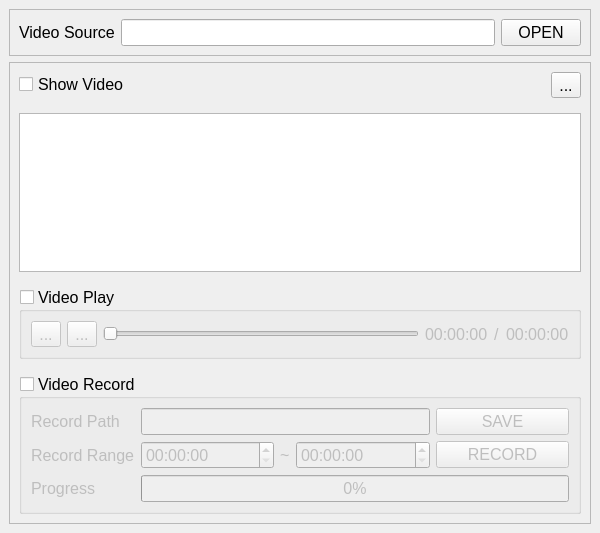
First picture: the form in mainwindow.ui, repository NSJ-student/OpenCvVideoCutter, before the edit.
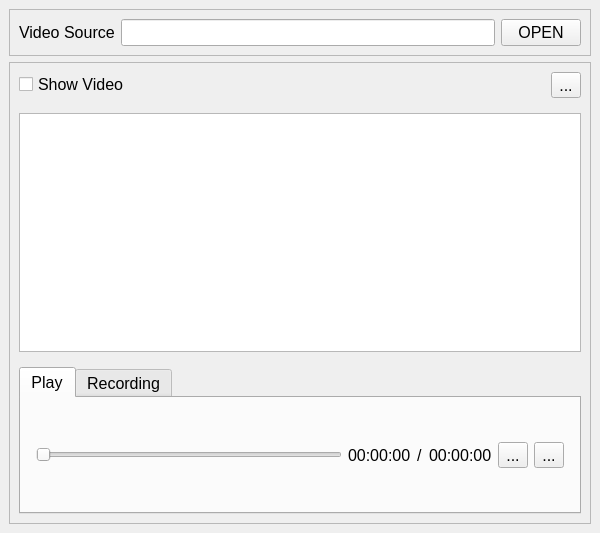
Second picture: the form after the edit. The open tabs and pages were chosen to show the change. Icons and pictures are not drawn.

Commit message: UI 구조 변경, video position 제어 기능 추가

Diff of the .ui file:
```diff
--- a/mainwindow.ui
+++ b/mainwindow.ui
@@ -107,59 +107,35 @@
         <widget class="QGraphicsView" name="graphicsView"/>
        </item>
        <item>
-        <widget class="QGroupBox" name="gbVideoPlay">
-         <property name="title">
-          <string>Video Play</string>
+        <widget class="QTabWidget" name="tabControl">
+         <property name="sizePolicy">
+          <sizepolicy hsizetype="Expanding" vsizetype="Fixed">
+           <horstretch>0</horstretch>
+           <verstretch>0</verstretch>
+          </sizepolicy>
          </property>
-         <property name="checkable">
-          <bool>true</bool>
+         <property name="currentIndex">
+          <number>1</number>
          </property>
-         <property name="checked">
-          <bool>false</bool>
-         </property>
-         <layout class="QGridLayout" name="gridLayout_2">
+         <widget class="QWidget" name="tab_play" native="true">
+          <attribute name="title">
+           <string>Play</string>
+          </attribute>
+          <layout class="QHBoxLayout" name="horizontalLayout_2">
           <property name="leftMargin">
-           <number>9</number>
+            <number>15</number>
           </property>
           <property name="rightMargin">
-           <number>9</number>
-          </property>
-          <item row="0" column="0">
-           <widget class="QToolButton" name="btnVideoPlay">
-            <property name="text">
-             <string>...</string>
-            </property>
-            <property name="icon">
-             <iconset resource="icon.qrc">
-              <normaloff>:/icon/play.png</normaloff>:/icon/play.png</iconset>
-            </property>
-            <property name="iconSize">
-             <size>
-              <width>32</width>
-              <height>32</height>
-             </size>
-            </property>
-           </widget>
-          </item>
-          <item row="0" column="1">
-           <widget class="QToolButton" name="btnVideoStop">
-            <property name="text">
-             <string>...</string>
-            </property>
-            <property name="icon">
-             <iconset resource="icon.qrc">
-              <normaloff>:/icon/stop.png</normaloff>:/icon/stop.png</iconset>
-            </property>
-            <property name="iconSize">
-             <size>
-              <width>32</width>
-              <height>32</height>
-             </size>
-            </property>
-           </widget>
-          </item>
-          <item row="0" column="2">
+            <number>15</number>
+           </property>
+           <item>
            <widget class="QSlider" name="sliderVideoInput">
+             <property name="sizePolicy">
+              <sizepolicy hsizetype="Expanding" vsizetype="Fixed">
+               <horstretch>0</horstretch>
+               <verstretch>0</verstretch>
+              </sizepolicy>
+             </property>
             <property name="tracking">
              <bool>false</bool>
             </property>
@@ -168,50 +144,76 @@
             </property>
            </widget>
           </item>
-          <item row="0" column="3">
+           <item>
            <widget class="QLabel" name="lblVideoTime">
             <property name="text">
              <string>00:00:00</string>
             </property>
            </widget>
           </item>
-          <item row="0" column="4">
+           <item>
            <widget class="QLabel" name="label">
             <property name="text">
              <string>/</string>
             </property>
            </widget>
           </item>
-          <item row="0" column="5">
+           <item>
            <widget class="QLabel" name="lblVideoTotal">
             <property name="text">
              <string>00:00:00</string>
             </property>
            </widget>
           </item>
-         </layout>
-        </widget>
-       </item>
-       <item>
-        <widget class="QGroupBox" name="gbVideoRecord">
-         <property name="title">
-          <string>Video Record</string>
-         </property>
-         <property name="checkable">
-          <bool>true</bool>
-         </property>
-         <property name="checked">
-          <bool>false</bool>
-         </property>
-         <layout class="QGridLayout" name="gridLayout">
-          <property name="leftMargin">
-           <number>9</number>
-          </property>
-          <property name="rightMargin">
-           <number>9</number>
-          </property>
-          <item row="0" column="4">
-           <widget class="QPushButton" name="btnSaveVideoPath">
+           <item>
+            <widget class="QToolButton" name="btnVideoPlay">
+             <property name="text">
+              <string>...</string>
+             </property>
+             <property name="icon">
+              <iconset resource="icon.qrc">
+               <normaloff>:/icon/play.png</normaloff>:/icon/play.png</iconset>
+             </property>
+             <property name="iconSize">
+              <size>
+               <width>32</width>
+               <height>32</height>
+              </size>
+             </property>
+            </widget>
+           </item>
+           <item>
+            <widget class="QToolButton" name="btnVideoStop">
+             <property name="text">
+              <string>...</string>
+             </property>
+             <property name="icon">
+              <iconset resource="icon.qrc">
+               <normaloff>:/icon/stop.png</normaloff>:/icon/stop.png</iconset>
+             </property>
+             <property name="iconSize">
+              <size>
+               <width>32</width>
+               <height>32</height>
+              </size>
+             </property>
+            </widget>
+           </item>
+          </layout>
+         </widget>
+         <widget class="QWidget" name="tab_record">
+          <attribute name="title">
+           <string>Recording</string>
+          </attribute>
+          <layout class="QGridLayout" name="gridLayout_3">
+           <item row="0" column="0">
+            <widget class="QLabel" name="label_2">
+             <property name="sizePolicy">
+              <sizepolicy hsizetype="Fixed" vsizetype="Preferred">
+               <horstretch>0</horstretch>
+               <verstretch>0</verstretch>
+              </sizepolicy>
+             </property>
             <property name="text">
              <string>SAVE</string>
             </property>
@@ -224,8 +226,12 @@
             </property>
            </widget>
           </item>
-          <item row="1" column="1">
-           <widget class="QTimeEdit" name="timeVideoStart"/>
+           <item row="0" column="4">
+            <widget class="QPushButton" name="btnSaveVideoPath">
+             <property name="text">
+              <string>SAVE</string>
+             </property>
+            </widget>
           </item>
           <item row="1" column="0">
            <widget class="QLabel" name="label_5">
@@ -240,6 +246,9 @@
             </property>
            </widget>
           </item>
+           <item row="1" column="1">
+            <widget class="QTimeEdit" name="timeVideoStart"/>
+           </item>
           <item row="1" column="2">
            <widget class="QLabel" name="label_4">
             <property name="sizePolicy">
@@ -253,6 +262,9 @@
             </property>
            </widget>
           </item>
+           <item row="1" column="3">
+            <widget class="QTimeEdit" name="timeVideoEnd"/>
+           </item>
           <item row="1" column="4">
            <widget class="QPushButton" name="btnRecord">
             <property name="text">
@@ -263,29 +275,6 @@
             </property>
            </widget>
           </item>
-          <item row="0" column="0">
-           <widget class="QLabel" name="label_2">
-            <property name="sizePolicy">
-             <sizepolicy hsizetype="Fixed" vsizetype="Preferred">
-              <horstretch>0</horstretch>
-              <verstretch>0</verstretch>
-             </sizepolicy>
-            </property>
-            <property name="text">
-             <string>Record Path</string>
-            </property>
-           </widget>
-          </item>
-          <item row="1" column="3">
-           <widget class="QTimeEdit" name="timeVideoEnd"/>
-          </item>
-          <item row="2" column="1" colspan="4">
-           <widget class="QProgressBar" name="progRecord">
-            <property name="value">
-             <number>0</number>
-            </property>
-           </widget>
-          </item>
           <item row="2" column="0">
            <widget class="QLabel" name="label_6">
             <property name="sizePolicy">
@@ -299,7 +288,15 @@
             </property>
            </widget>
           </item>
-         </layout>
+           <item row="2" column="1" colspan="4">
+            <widget class="QProgressBar" name="progRecord">
+             <property name="value">
+              <number>0</number>
+             </property>
+            </widget>
+           </item>
+          </layout>
+         </widget>
         </widget>
        </item>
       </layout>
```
Left out of the diff: 6 changed lines with no effect on the pictures. Lines whose indentation alone changed are shown as unchanged. The commit also changes 4 other files.
